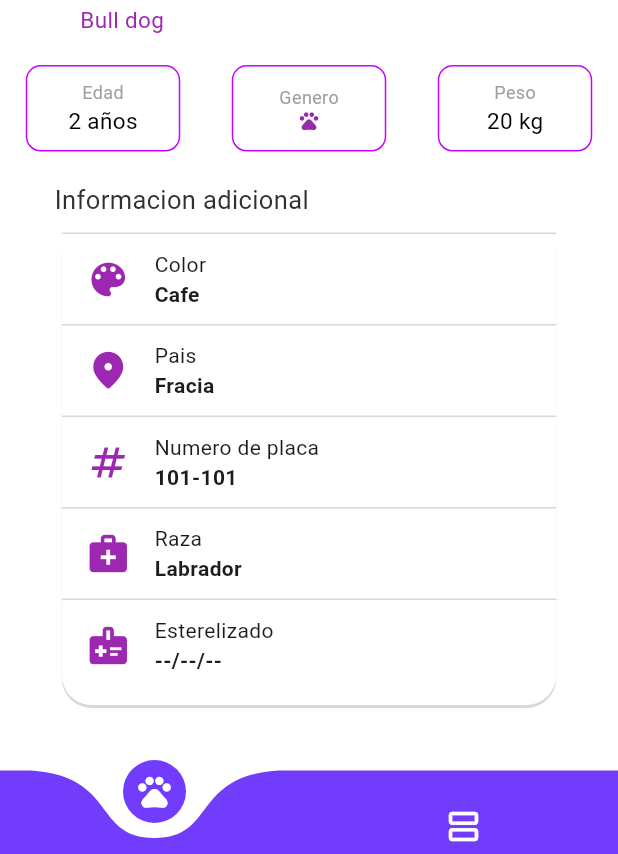
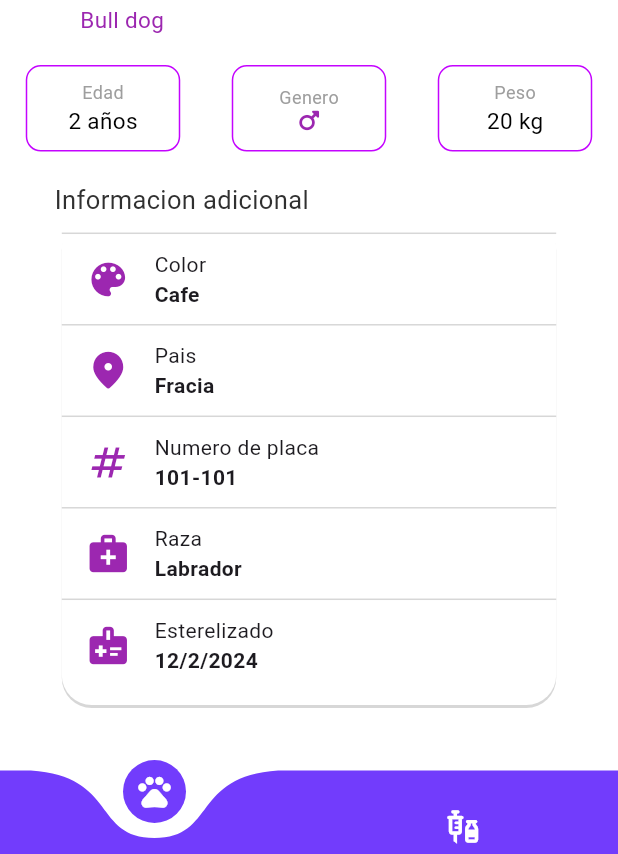
Before and after one commit to Isa-josep/vet_app, a Flutter app: the PagePet screen opened by its route, on a phone screen of 412 x 824 dp. Shown: the part 379-1233 px from the top of the screen. Run offline on Flutter 3.47's test engine with Material 3 defaults, Android fonts, the phone set to English and light mode, and no system bars; drawn by our look-alikes of curved_navigation_bar; our stand-ins replace animate_do, flutter_riverpod, flutter_svg, font_awesome_flutter, go_router, table_calendar; project files that could hold a hidden picture were left out.

Commit message:
fix data

```diff
--- a/lib/features/presentation/screens/datapet.dart
+++ b/lib/features/presentation/screens/datapet.dart
@@ -1,5 +1,5 @@
 import 'package:flutter/material.dart';
-import 'package:flutter/widgets.dart';
+import 'package:font_awesome_flutter/font_awesome_flutter.dart';
 
 class DataPet extends StatefulWidget {
   const DataPet({super.key});
@@ -113,11 +113,11 @@ class _DataPetState extends State<DataPet> {
                               color: Colors.grey,
                               decoration: TextDecoration.none,
                             )),
-                        Icon(
-                          Icons.pets_rounded,
+                        FaIcon(
+                          FontAwesomeIcons.mars,
                           color: Colors.purple,
                           size: 15,
-                        )
+                        ),
                       ],
                     ),
                   ),
@@ -212,7 +212,7 @@ class _DataPetState extends State<DataPet> {
                     const Info(
                       icon: Icons.medical_information,
                       title: 'Esterelizado',
-                      subtitle: '--/--/--',
+                      subtitle: '12/2/2024',
                     ),
                     const SizedBox(height: 20),
                   ],
--- a/lib/features/presentation/screens/petpage.dart
+++ b/lib/features/presentation/screens/petpage.dart
@@ -1,9 +1,7 @@
 import 'package:curved_navigation_bar/curved_navigation_bar.dart';
-import 'package:flutter/cupertino.dart';
 import 'package:flutter/material.dart';
 import 'package:go_router/go_router.dart';
-import 'package:vetapp/features/presentation/screens/datapet.dart';
-import 'package:vetapp/features/presentation/screens/homepage.dart';
+import 'package:vetapp/features/presentation/screens.dart';
 
 class PagePet extends StatefulWidget {
   static const name = 'pagepet';
@@ -19,8 +17,8 @@ class _PagePetState extends State<PagePet> {
   int _currentIndex = 0;
 
   final screens = [
-    Center(child: DataPet()),
-    Center(child: HomePage()),
+    const Center(child: DataPet()),
+    const Center(child: VacunasScreen()),
   ];
 
   @override
@@ -34,7 +32,7 @@ class _PagePetState extends State<PagePet> {
           animationDuration: const Duration(milliseconds: 300),
           items: const <Widget>[
             Icon(Icons.pets, size: 26, color: Colors.white),
-            Icon(Icons.view_agenda_outlined, size: 26, color: Colors.white),
+            Icon(Icons.vaccines, size: 26, color: Colors.white),
           ],
           onTap: (index) {
             setState(() {
```
